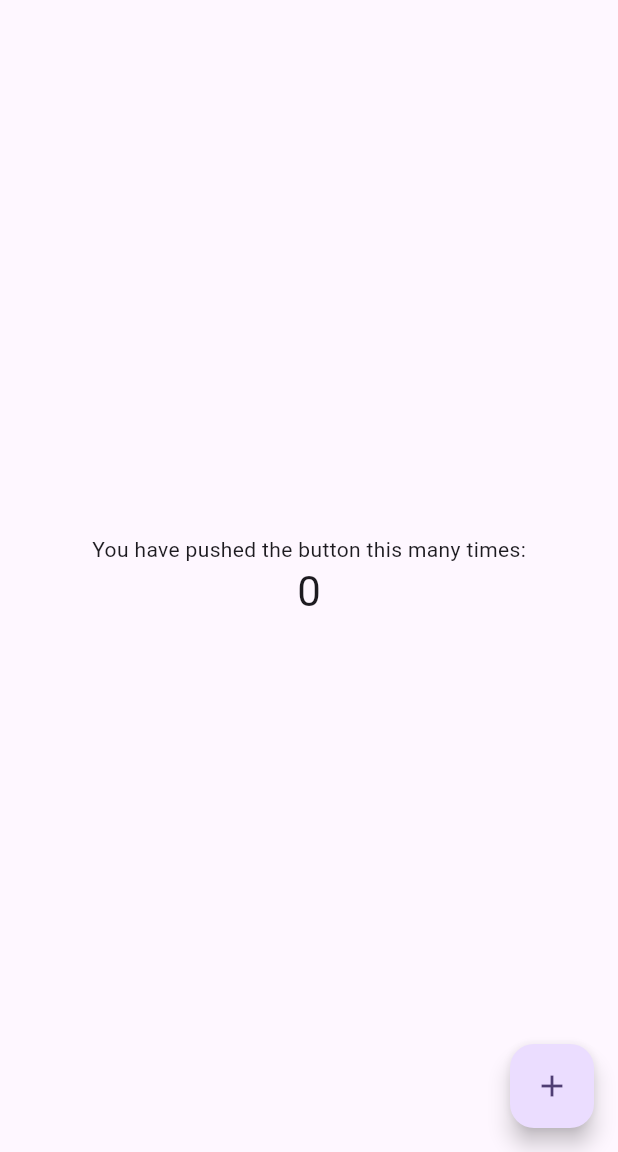
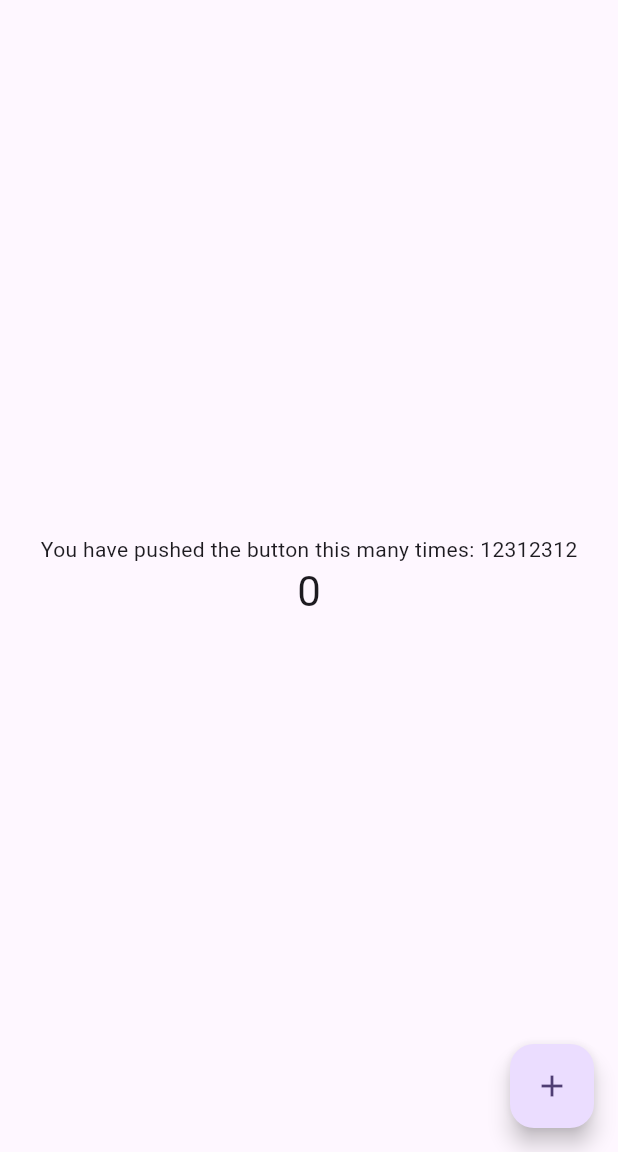
Before and after one commit to TranChinh03/automation_pipeline_actions, a Flutter app: the screen it shows after launch, on a phone screen of 412 x 824 dp, the part 84-1236 px from its top. Run offline on Flutter 3.47's test engine with Material 3 defaults, Android fonts, the phone set to English and light mode, and no system bars.

Commit message:
Merge pull request #6 from TranChinh03/feat/chinhmtran/new_pr_3
Feat/chinhmtran/new pr 3

```diff
--- a/demo_project/lib/main.dart
+++ b/demo_project/lib/main.dart
@@ -80,7 +80,7 @@ class _MyHomePageState extends State<MyHomePage> {
           // wireframe for each widget.
           mainAxisAlignment: MainAxisAlignment.center,
           children: <Widget>[
-            const Text('You have pushed the button this many times:'),
+            const Text('You have pushed the button this many times: 12312312'),
             Text(
               '$_counter',
               style: Theme.of(context).textTheme.headlineMedium,
@@ -90,7 +90,7 @@ class _MyHomePageState extends State<MyHomePage> {
       ),
       floatingActionButton: FloatingActionButton(
         onPressed: _incrementCounter,
-        tooltip: 'Increment',
+        tooltip: 'Increment 123',
         child: const Icon(Icons.add),
       ), // This trailing comma makes auto-formatting nicer for build methods.
     );
```
